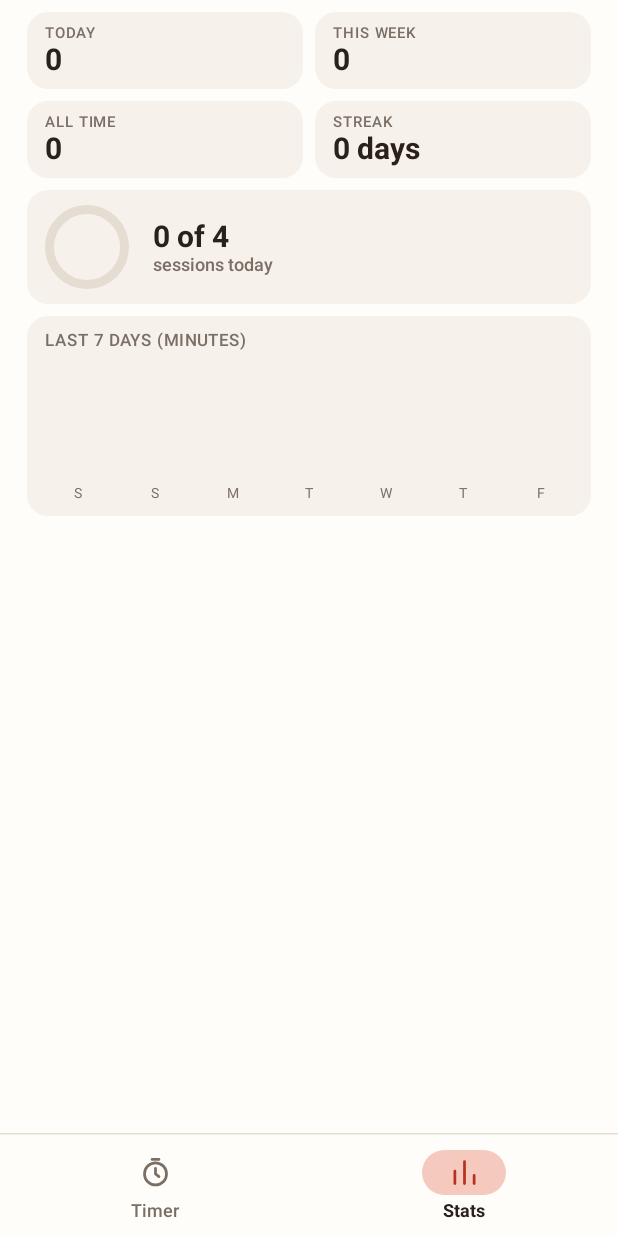
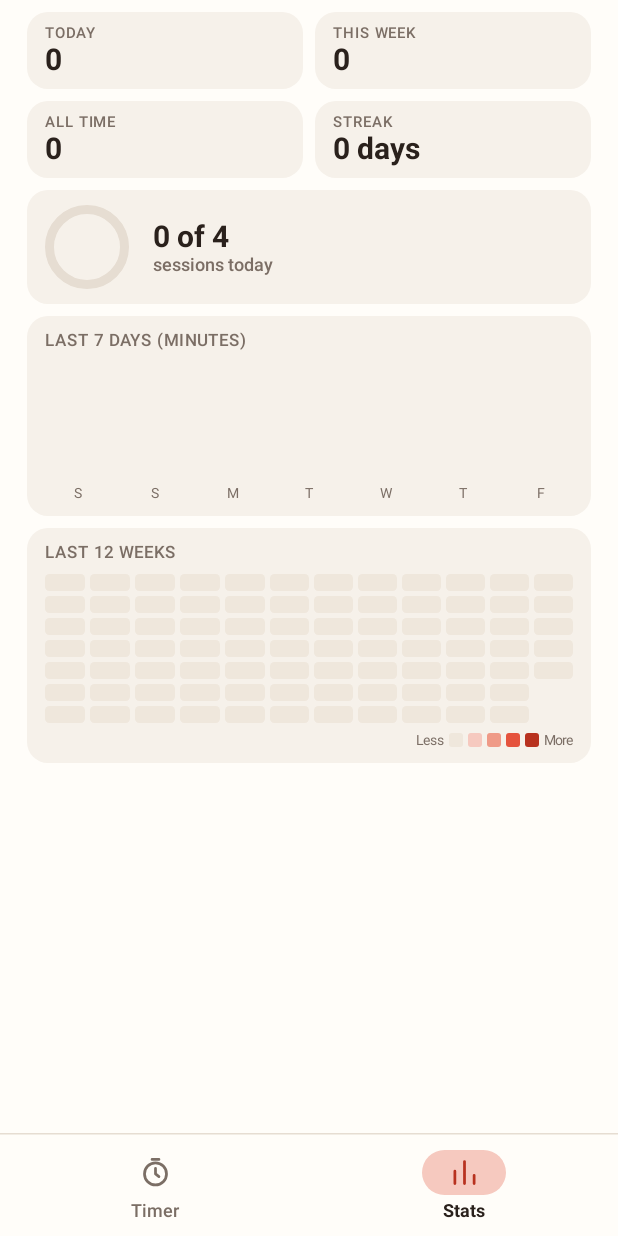
Before and after one commit to dekukoi/PomoZone, an Android app built with Jetpack Compose: the screen it shows after launch (MainActivity), item 2 of the bottom bar chosen, on a phone screen of 412 x 824 dp. Run offline under Robolectric (Android 15) with nearby library versions, the phone set to English and light mode, and no system bars; our stand-ins replace Room's generated code.

Commit message:
09: Twelve-week heatmap

```diff
--- a/app/src/main/java/com/dekukoi/pomozone/domain/StatsModel.kt
+++ b/app/src/main/java/com/dekukoi/pomozone/domain/StatsModel.kt
@@ -11,6 +11,18 @@ data class DayBarEntry(
     val isToday: Boolean,
 )
 
+data class HeatmapCell(
+    val date: LocalDate,
+    val dayOfWeek: DayOfWeek,
+    val minutes: Long,
+    val level: Int,
+    val isFuture: Boolean,
+)
+
+data class HeatmapWeek(
+    val days: List<HeatmapCell>,
+)
+
 data class StatsModel(
     val todayMinutes: Long = 0L,
     val thisWeekMinutes: Long = 0L,
@@ -20,6 +32,7 @@ data class StatsModel(
     val todaySessions: Int = 0,
     val dailyGoal: Int = PomodoroConfig.DAILY_GOAL,
     val weeklyBars: List<DayBarEntry> = emptyList(),
+    val heatmapWeeks: List<HeatmapWeek> = emptyList(),
 ) {
     val todayFormatted: String get() = formatDuration(todayMinutes)
     val thisWeekFormatted: String get() = formatDuration(thisWeekMinutes)
@@ -47,3 +60,11 @@ fun formatDuration(minutes: Long): String {
 fun formatStreak(days: Int): String {
     return if (days == 1) "1 day" else "$days days"
 }
+
+fun heatmapLevelFor(minutes: Long): Int = when {
+    minutes <= PomodoroConfig.HEATMAP_LEVEL_0_MAX -> 0
+    minutes <= PomodoroConfig.HEATMAP_LEVEL_1_MAX -> 1
+    minutes <= PomodoroConfig.HEATMAP_LEVEL_2_MAX -> 2
+    minutes <= PomodoroConfig.HEATMAP_LEVEL_3_MAX -> 3
+    else -> 4
+}
--- a/app/src/main/java/com/dekukoi/pomozone/domain/StatsProjection.kt
+++ b/app/src/main/java/com/dekukoi/pomozone/domain/StatsProjection.kt
@@ -36,6 +36,7 @@ object StatsProjection {
             val sessionDay: LocalDate = startInstant.atZone(zoneId).toLocalDate()
 
             allTimeMinutes += duration
+            dayMinutesMap[sessionDay] = (dayMinutesMap[sessionDay] ?: 0L) + duration
 
             if (sessionDay == today) {
                 todayMinutes += duration
@@ -44,7 +45,6 @@ object StatsProjection {
 
             if (!sessionDay.isBefore(weekStart) && !sessionDay.isAfter(today)) {
                 thisWeekMinutes += duration
-                dayMinutesMap[sessionDay] = (dayMinutesMap[sessionDay] ?: 0L) + duration
             }
 
             if (duration > 0L) {
@@ -65,6 +65,27 @@ object StatsProjection {
             )
         }
 
+        val currentMonday = today.minusDays((today.dayOfWeek.value - 1).toLong())
+        val heatmapStartMonday = currentMonday.minusWeeks(11)
+
+        val heatmapWeeks = (0..11).map { weekOffset ->
+            val weekMonday = heatmapStartMonday.plusWeeks(weekOffset.toLong())
+            val days = (0..6).map { dayOffset ->
+                val date = weekMonday.plusDays(dayOffset.toLong())
+                val isFuture = date.isAfter(today)
+                val minutes = if (isFuture) 0L else (dayMinutesMap[date] ?: 0L)
+                val level = if (isFuture) 0 else heatmapLevelFor(minutes)
+                HeatmapCell(
+                    date = date,
+                    dayOfWeek = date.dayOfWeek,
+                    minutes = minutes,
+                    level = level,
+                    isFuture = isFuture,
+                )
+            }
+            HeatmapWeek(days = days)
+        }
+
         return StatsModel(
             todayMinutes = todayMinutes,
             thisWeekMinutes = thisWeekMinutes,
@@ -74,6 +95,7 @@ object StatsProjection {
             todaySessions = todaySessions,
             dailyGoal = PomodoroConfig.DAILY_GOAL,
             weeklyBars = weeklyBars,
+            heatmapWeeks = heatmapWeeks,
         )
     }
 
--- a/app/src/main/java/com/dekukoi/pomozone/ui/stats/StatsScreen.kt
+++ b/app/src/main/java/com/dekukoi/pomozone/ui/stats/StatsScreen.kt
@@ -40,6 +40,8 @@ import androidx.compose.ui.tooling.preview.Preview
 import androidx.compose.ui.unit.dp
 import androidx.compose.ui.unit.sp
 import com.dekukoi.pomozone.domain.DayBarEntry
+import com.dekukoi.pomozone.domain.HeatmapCell
+import com.dekukoi.pomozone.domain.HeatmapWeek
 import com.dekukoi.pomozone.domain.StatsModel
 import com.dekukoi.pomozone.ui.theme.PomoTheme
 import com.dekukoi.pomozone.ui.theme.PomoZoneTheme
@@ -73,6 +75,7 @@ fun StatsScreen(
         SummaryCards(state = state)
         GoalPanel(state = state)
         WeeklyBarsPanel(bars = state.weeklyBars)
+        HeatmapPanel(weeks = state.heatmapWeeks)
     }
 }
 
@@ -308,6 +311,81 @@ private fun WeeklyBarsPanel(
     }
 }
 
+@Composable
+private fun HeatmapPanel(
+    weeks: List<HeatmapWeek>,
+    modifier: Modifier = Modifier,
+) {
+    val muteColor = MaterialTheme.colorScheme.onSurfaceVariant
+
+    Surface(
+        modifier = modifier.fillMaxWidth(),
+        shape = RoundedCornerShape(14.dp),
+        color = MaterialTheme.colorScheme.surfaceVariant,
+    ) {
+        Column(
+            modifier = Modifier.padding(horizontal = 12.dp, vertical = 10.dp),
+        ) {
+            Text(
+                text = "LAST 12 WEEKS",
+                style = MaterialTheme.typography.labelMedium,
+                color = muteColor,
+            )
+            Spacer(modifier = Modifier.height(8.dp))
+            Row(
+                modifier = Modifier.fillMaxWidth(),
+                horizontalArrangement = Arrangement.spacedBy(3.dp),
+            ) {
+                weeks.forEach { (days) ->
+                    Column(
+                        modifier = Modifier.weight(1f),
+                        verticalArrangement = Arrangement.spacedBy(3.dp),
+                    ) {
+                        days.forEach { (_, _, _, level, isFuture) ->
+                            val cellModifier = Modifier
+                                .fillMaxWidth()
+                                .height(11.dp)
+                                .clip(RoundedCornerShape(3.dp))
+                            if (isFuture) {
+                                Box(modifier = cellModifier)
+                            } else {
+                                Box(
+                                    modifier = cellModifier.background(PomoTheme.colors.heat[level]),
+                                )
+                            }
+                        }
+                    }
+                }
+            }
+            Spacer(modifier = Modifier.height(6.dp))
+            Row(
+                modifier = Modifier.fillMaxWidth(),
+                horizontalArrangement = Arrangement.spacedBy(3.dp, Alignment.End),
+                verticalAlignment = Alignment.CenterVertically,
+            ) {
+                Text(
+                    text = "Less",
+                    style = TextStyle(fontSize = 9.sp, fontWeight = FontWeight.Normal),
+                    color = muteColor,
+                )
+                for (level in 0..4) {
+                    Box(
+                        modifier = Modifier
+                            .size(9.dp)
+                            .clip(RoundedCornerShape(2.dp))
+                            .background(PomoTheme.colors.heat[level]),
+                    )
+                }
+                Text(
+                    text = "More",
+                    style = TextStyle(fontSize = 9.sp, fontWeight = FontWeight.Normal),
+                    color = muteColor,
+                )
+            }
+        }
+    }
+}
+
 @Preview(showBackground = true)
 @Composable
 private fun StatsScreenLightPreview() {
@@ -321,6 +399,22 @@ private fun StatsScreenLightPreview() {
         DayBarEntry(baseDate.minusDays(1), DayOfWeek.SUNDAY, "S", 50L, isToday = false),
         DayBarEntry(baseDate, DayOfWeek.MONDAY, "M", 75L, isToday = true),
     )
+    val sampleWeeks = (0..11).map { weekIndex ->
+        val weekDate = baseDate.minusWeeks((11 - weekIndex).toLong())
+        HeatmapWeek(
+            days = (0..6).map { dayIndex ->
+                val date = weekDate.plusDays(dayIndex.toLong())
+                val isFuture = (weekIndex == 11) && (dayIndex > 0)
+                HeatmapCell(
+                    date = date,
+                    dayOfWeek = date.dayOfWeek,
+                    minutes = if (isFuture) 0L else ((((weekIndex * 7) + dayIndex) * 15L) % 125L),
+                    level = if (isFuture) 0 else ((weekIndex + dayIndex) % 5),
+                    isFuture = isFuture,
+                )
+            },
+        )
+    }
     PomoZoneTheme(darkTheme = false) {
         StatsScreen(
             state = StatsModel(
@@ -331,6 +425,7 @@ private fun StatsScreenLightPreview() {
                 totalSessions = 101,
                 todaySessions = 3,
                 weeklyBars = sampleBars,
+                heatmapWeeks = sampleWeeks,
             ),
         )
     }
```
Also changed, not shown: 2 other files.
